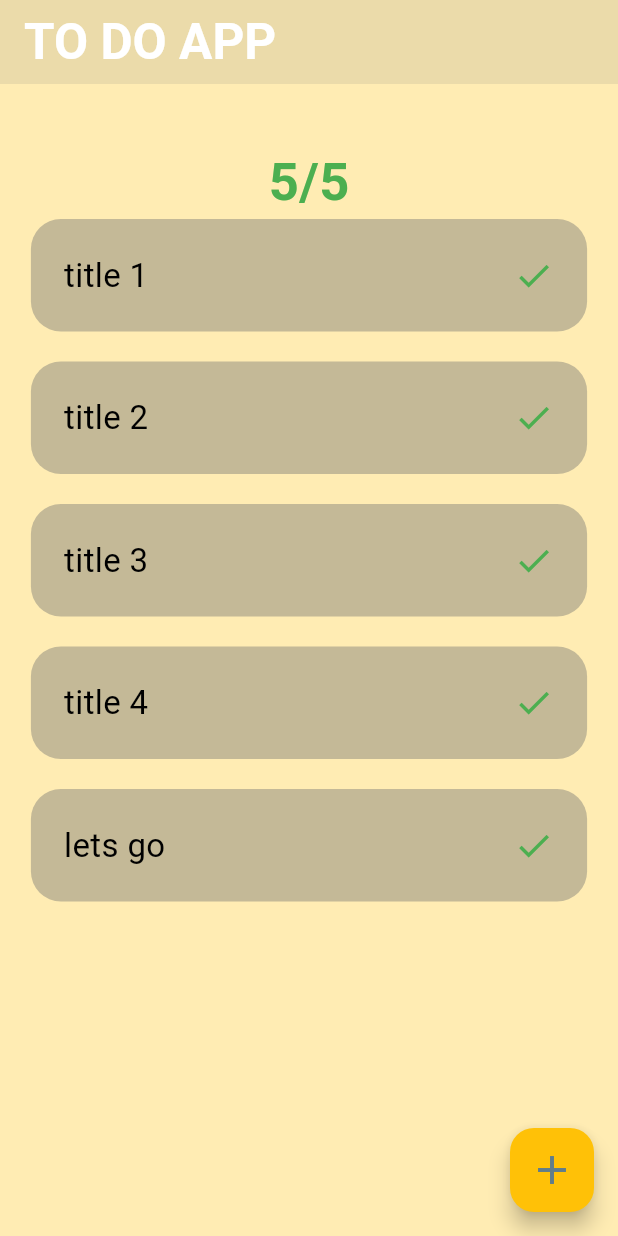
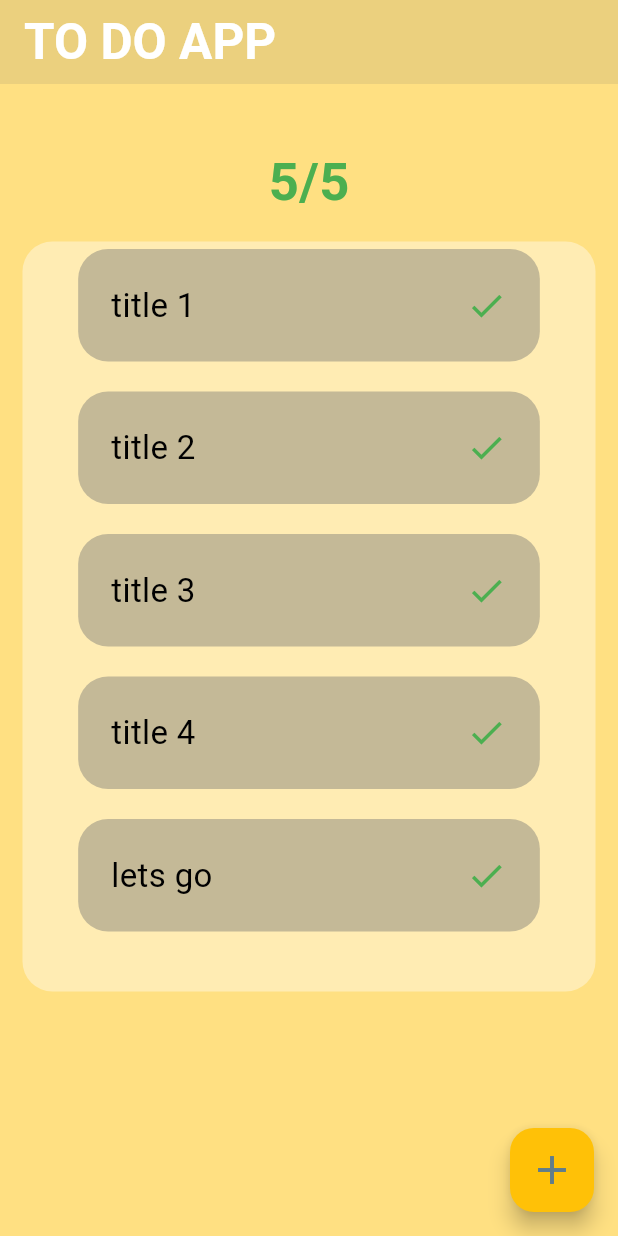
Before and after one commit to Diaf-Abderrahmane/to_do_flutter_app, a Flutter app: the screen it shows after launch, on a phone screen of 412 x 824 dp. Run offline on Flutter 3.47's test engine with Material 3 defaults, Android fonts, the phone set to English and light mode, and no system bars.

```diff
--- a/lib/main.dart
+++ b/lib/main.dart
@@ -122,7 +122,7 @@ class _TodoAppState extends State<TodoApp> {
             size: 32,
           ),
         ),
-        backgroundColor: Colors.amber[100],
+        backgroundColor: Colors.amber[200],
         // backgroundColor: Color.fromRGBO(58, 66, 86, 0.7),
         appBar: AppBar(
           elevation: 0,
@@ -145,10 +145,27 @@ class _TodoAppState extends State<TodoApp> {
                 allTodos: allTasks.length,
                 allCompleted: calculateCompletedTasks(),
               ),
-              ...allTasks.map((item) => Todocard(
-                    vartitle: item.title,
-                    doneOrNot: item.status,
-                  ))
+              Container(
+                margin: EdgeInsets.all(15),
+                decoration: BoxDecoration(
+                  borderRadius: BorderRadius.circular(20),
+                  color: Colors.amber[100],
+                ),
+                height: 500,
+                padding: EdgeInsets.fromLTRB(20, 5, 20, 0),
+                child: ListView.builder(
+                    itemCount: allTasks.length,
+                    itemBuilder: (BuildContext context, int index) {
+                      return Todocard(
+                        vartitle: allTasks[index].title,
+                        doneOrNot: allTasks[index].status,
+                      );
+                    }),
+              ),
+              // ...allTasks.map((item) => Todocard(
+              //       vartitle: item.title,
+              //       doneOrNot: item.status,
+              //     ))
             ],
           ),
         ));
```
